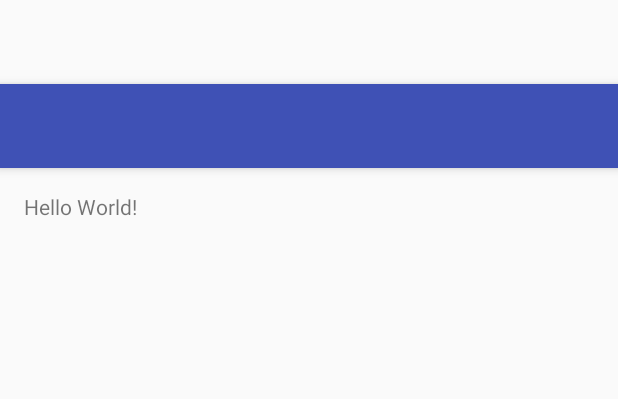
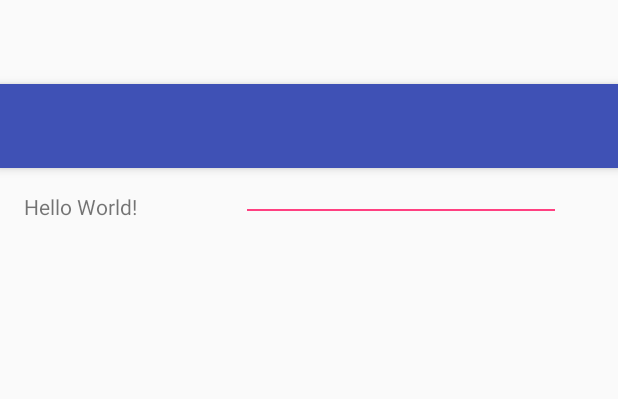
Before and after one commit to amartinezdasilva/Proyecto3, an Android app: the layout app_bar_main.xml on its own in the app's theme, with its tools: preview values and no code run, on a phone screen of 412 x 824 dp. Shown: the top 399 px of the screen. Run offline under Robolectric (Android 15) with nearby library versions, the phone set to English and light mode, and no system bars.

Commit message:
textView y editText añadidos, listo para probar

```diff
--- a/app/build.gradle
+++ b/app/build.gradle
@@ -26,5 +26,6 @@ dependencies {
     })
     compile 'com.android.support:appcompat-v7:25.1.0'
     compile 'com.android.support:design:25.1.0'
+    compile "org.java-websocket:Java-WebSocket:1.3.0"
     testCompile 'junit:junit:4.12'
 }
--- a/app/src/main/java/com/example/aaron/proyecto3/MainActivity.java
+++ b/app/src/main/java/com/example/aaron/proyecto3/MainActivity.java
@@ -134,7 +134,7 @@ public class MainActivity extends AppCompatActivity
 
         URI uri;
         try {
-            uri = new URI("ws://192.168.1.150:81");
+            uri = new URI("ws://chatpmdm-amartinezdasilva.c9users.io:8081");
         } catch (URISyntaxException e) {
             e.printStackTrace();
             return;
@@ -156,7 +156,7 @@ public class MainActivity extends AppCompatActivity
                 runOnUiThread(new Runnable() {
                     @Override
                     public void run() {
-                        TextView textView = (TextView)findViewById(R.id.messages);
+                        TextView textView = (TextView)findViewById(R.id.textView);
                         textView.setText(textView.getText() + "\n" + message);
                     }
                 });
--- a/app/src/main/res/layout/content_main.xml
+++ b/app/src/main/res/layout/content_main.xml
@@ -16,5 +16,17 @@
     <TextView
         android:layout_width="wrap_content"
         android:layout_height="wrap_content"
-        android:text="Hello World!" />
+        android:text="Hello World!"
+        android:id="@+id/texto" />
+
+    <EditText
+        android:layout_width="wrap_content"
+        android:layout_height="wrap_content"
+        android:inputType="textPersonName"
+        android:text=""
+        android:ems="10"
+        android:layout_alignBottom="@+id/texto"
+        android:layout_alignParentEnd="true"
+        android:layout_marginEnd="22dp"
+        android:id="@+id/message" />
 </RelativeLayout>
```
Also changed, not shown: app/src/main/AndroidManifest.xml (line endings or trailing spaces).
